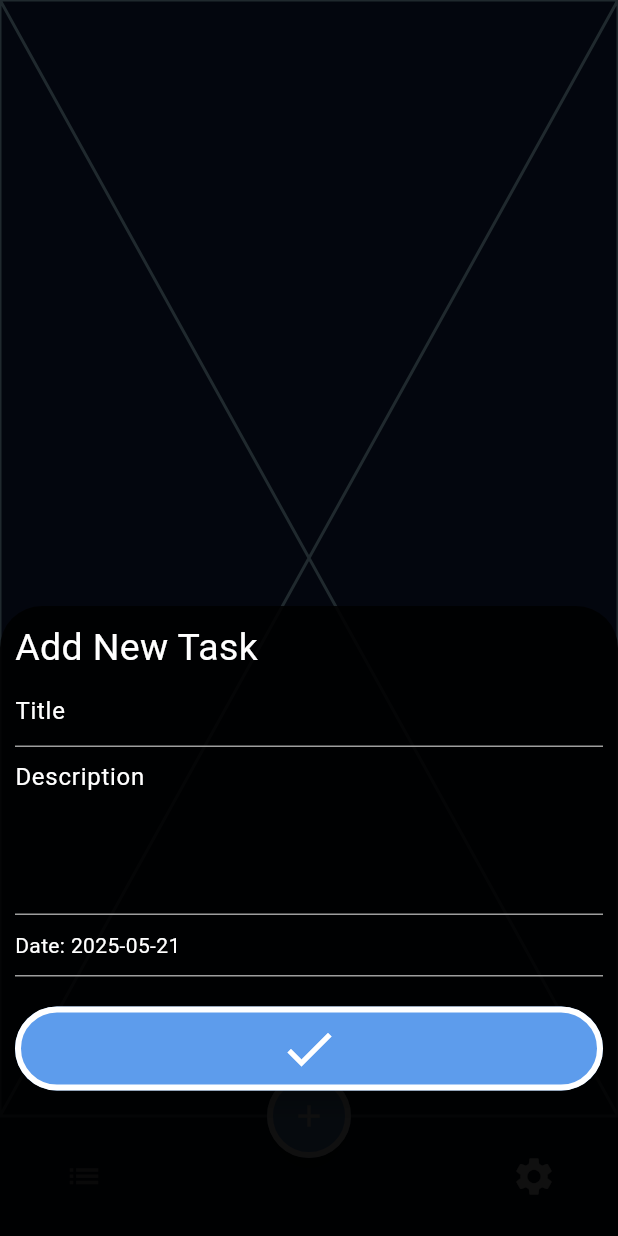
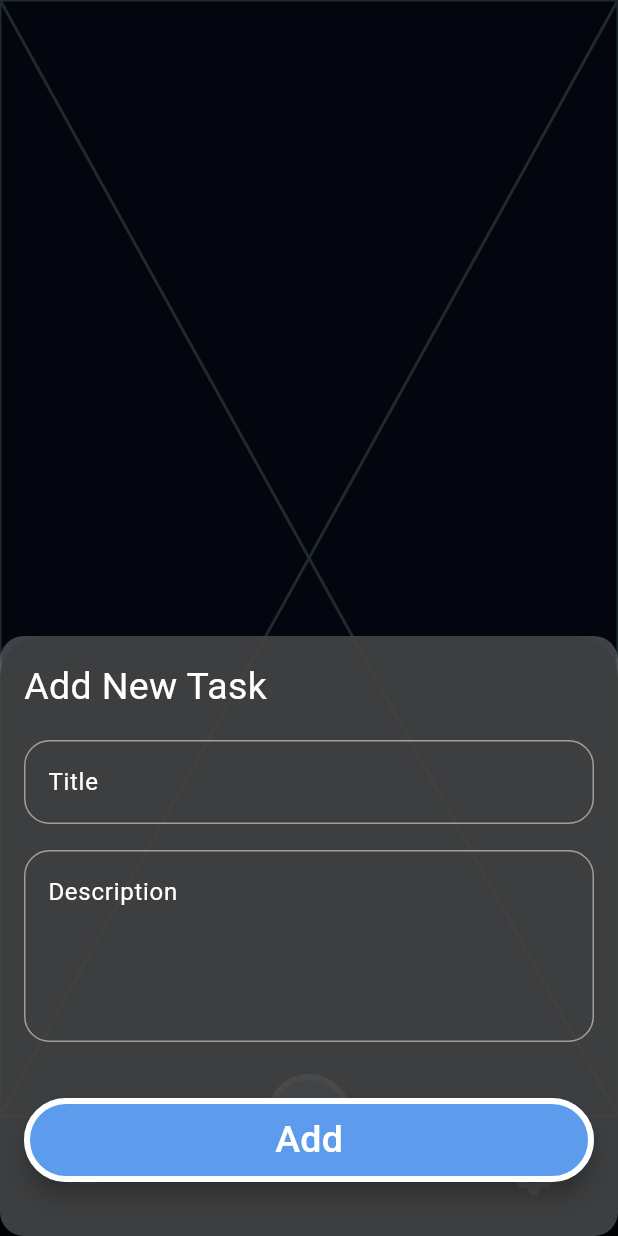
Before and after one commit to salahaldensherief/todo_app, a Flutter app: the screen it shows after launch, after a tap on the "settings" icon, after a tap on the "add" icon, on a phone screen of 412 x 824 dp. Run offline on Flutter 3.47's test engine with Material 3 defaults, Android fonts, the phone set to English and light mode, and no system bars; our stand-ins replace bloc, flutter_slidable, hive, hive_flutter, table_calendar; accounts and stored records are empty; generated files the repository leaves out were written again.

Commit message:
create cubit

```diff
--- /dev/null
+++ b/lib/core/constants.dart
@@ -0,0 +1 @@
+const kNotesBox = 'todos';
--- a/lib/core/widgets/custom_text_form_field.dart
+++ b/lib/core/widgets/custom_text_form_field.dart
@@ -16,18 +16,20 @@ class CustomTextFormField extends StatelessWidget {
   @override
   Widget build(BuildContext context) {
     return TextFormField(
+
       maxLines: lines,
       minLines: lines,
       obscureText: obscureText,
       keyboardType: textInputType,
       onSaved: onSaved ,
       validator: (value) {
-        if (value == null || value.isEmpty) {
-          return 'هذا الحقل مطلوب';
+        if (value?.isEmpty ?? true) {
+          return 'this field is required';
         }
         return null;
       },
       decoration: InputDecoration(
+
 
         hintText: hintText,hintStyle: TextStyle(color: Colors.white),
         suffixIcon: suffixIcon,
@@ -39,9 +41,9 @@ class CustomTextFormField extends StatelessWidget {
     );
   }
 
-  UnderlineInputBorder buildBorder() {
-    return UnderlineInputBorder(
-
+  OutlineInputBorder buildBorder() {
+    return OutlineInputBorder(
+borderRadius: BorderRadius.circular(17),
         borderSide: BorderSide(
 
           width: 1,
--- a/lib/features/home/models/task_model.dart
+++ b/lib/features/home/models/task_model.dart
@@ -1,6 +1,14 @@
-class Task {
-  String? title;
-  String? dec;
-  String? time;
-  Task({this.dec, this.time, this.title});
+import 'package:hive/hive.dart';
+part 'task_model.g.dart';
+@HiveType(typeId: 0)
+class TaskModel extends HiveObject {
+@HiveField(0)
+  final String title;
+@HiveField(1)
+
+  final String dec;
+@HiveField(2)
+
+ final String time;
+  TaskModel({required this.dec, required this.time, required this.title});
 }
--- /dev/null
+++ b/lib/features/home/presentation/views/cubits/add_task_cubit/add_task_cubit.dart
@@ -0,0 +1,8 @@
+import 'package:bloc/bloc.dart';
+import 'package:meta/meta.dart';
+
+part 'add_task_state.dart';
+
+class AddTaskCubit extends Cubit<AddTaskState> {
+  AddTaskCubit() : super(AddTaskInitial());
+}
--- /dev/null
+++ b/lib/features/home/presentation/views/cubits/add_task_cubit/add_task_state.dart
@@ -0,0 +1,6 @@
+part of 'add_task_cubit.dart';
+
+@immutable
+sealed class AddTaskState {}
+
+final class AddTaskInitial extends AddTaskState {}
--- a/lib/features/home/presentation/views/widgets/bottom_sheet_widget.dart
+++ b/lib/features/home/presentation/views/widgets/bottom_sheet_widget.dart
@@ -4,52 +4,42 @@ import 'package:todo_app/core/widgets/custom_text_form_field.dart';
 
 import '../../../../../core/widgets/custom_table_clender.dart';
 
-class BottomSheetWidget extends StatefulWidget {
-  BottomSheetWidget({super.key, this.day});
-  final String? day;
-
-  @override
-  State<BottomSheetWidget> createState() => _BottomSheetWidgetState();
-}
-
-class _BottomSheetWidgetState extends State<BottomSheetWidget> {
-  late String selectedDay;
-
-  @override
-  void initState() {
-    super.initState();
-    selectedDay = widget.day ?? DateTime.now().toString().split(' ')[0];
-  }
-
-  void addNewTask() {
-    print('New Task Added on $selectedDay');
-  }
-
-  void showTableCalendar(BuildContext context) {
-    showModalBottomSheet(
-      context: context,
-      builder: (context) {
-        return CustomTableCalendar(
-          initialDay: selectedDay,
-          onDaySelected: (day) {
-            setState(() {
-              selectedDay = day;
-            });
-            Navigator.pop(context);
-          },
-        );
-      },
-    );
-  }
+class BottomSheetWidget extends StatelessWidget {
+  BottomSheetWidget({super.key});
 
   @override
   Widget build(BuildContext context) {
-    return Padding(
-      padding: const EdgeInsets.all(10),
+    return AddTaskForm();
+  }
+}
+
+class AddTaskForm extends StatefulWidget {
+  const AddTaskForm({super.key});
+
+  @override
+  State<AddTaskForm> createState() => _AddTaskFormState();
+}
+
+class _AddTaskFormState extends State<AddTaskForm> {
+  final GlobalKey<FormState> formKey = GlobalKey();
+  AutovalidateMode autovalidateMode = AutovalidateMode.disabled;
+  String? title, des;
+  @override
+  Widget build(BuildContext context) {
+    return Form(
+      key: formKey,
+      autovalidateMode: autovalidateMode,
       child: Container(
-        decoration: BoxDecoration(),
+        decoration: BoxDecoration(
+borderRadius: BorderRadius.circular(16),
+
+color: Colors.white24
+        ),
         height: 400,
+
         width: double.infinity,
+        child: Padding(
+          padding: const EdgeInsets.symmetric(vertical: 16,horizontal: 16),
           child: Column(
             crossAxisAlignment: CrossAxisAlignment.stretch,
             children: [
@@ -57,47 +47,45 @@ class _BottomSheetWidgetState extends State<BottomSheetWidget> {
                 'Add New Task',
                 style: TextStyle(color: Colors.white, fontSize: 25),
               ),
+              Spacer(),
               CustomTextFormField(
-              hintText: 'Title',
-            ),
+
+                  onSaved: (value){
+                  title = value;
+                  },
+                  hintText: 'Title'),
+              Spacer(),
               CustomTextFormField(
-              hintText: 'Description',
-              lines: 4,
-            ),
-            GestureDetector(
-              onTap: () {
-                showTableCalendar(context);
+                  onSaved: (value){
+                    des = value;
                   },
-              child: Container(
-                padding: EdgeInsets.symmetric(vertical: 10),
-                decoration: BoxDecoration(
-                  border: Border(
-                    bottom: BorderSide(width: 1, color: Colors.grey),
-                  ),
-                ),
-                child: Text(
-                  "Date: $selectedDay",
-                  style: TextStyle(color: Colors.white),
-                ),
-              ),
-            ),
+                  hintText: 'Description', lines: 4),
+              Spacer(),
+
               Padding(
                 padding: const EdgeInsets.symmetric(vertical: 20),
                 child: FloatingActionButton(
-                child: Icon(
-                  Icons.done,
-                  color: Colors.white,
-                  size: 40,
-                ),
+                  child: Text('Add',style: TextStyle(color: Colors.white,fontSize: 25),),
                   backgroundColor: AppColors.secandColor,
                   shape: StadiumBorder(
-                    side: BorderSide(color: Colors.white, width: 4)),
-                onPressed: addNewTask,
+                    side: BorderSide(color: Colors.white, width: 4),
+                  ),
+                  onPressed: () {
+                    if(formKey.currentState!.validate()){
+                      formKey.currentState!.save();
+                    }else{
+                      autovalidateMode =AutovalidateMode.always;
+                      setState(() {
+
+                      });
+                    }
+                  },
                 ),
               ),
             ],
           ),
         ),
+      ),
     );
   }
 }
--- a/lib/main.dart
+++ b/lib/main.dart
@@ -1,6 +1,7 @@
 import 'package:flutter/material.dart';
 import 'package:hive/hive.dart';
 import 'package:hive_flutter/adapters.dart';
+import 'package:todo_app/core/constants.dart';
 import 'package:todo_app/core/utils/app_colors.dart';
 
 import 'core/helper_function/on_generate_routes.dart';
@@ -9,7 +10,7 @@ import 'features/home/presentation/views/widgets/bottom_navigation_tabs.dart';
 void main() async {
   WidgetsFlutterBinding.ensureInitialized();
   await Hive.initFlutter();
-  await  Hive.openBox('todos');
+  await  Hive.openBox(kNotesBox);
   runApp(const MyApp());
 }
 
```
Lines whose indentation alone changed are shown as unchanged.
